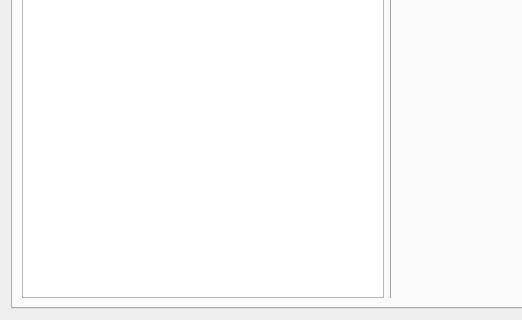
The window that configwindow.ui (albert-sergeev/FinLoader) describes before a commit, drawn with Qt 5; both pictures show x 0 to 522 and y 237 to 557 of the 759 by 557 pixel window.
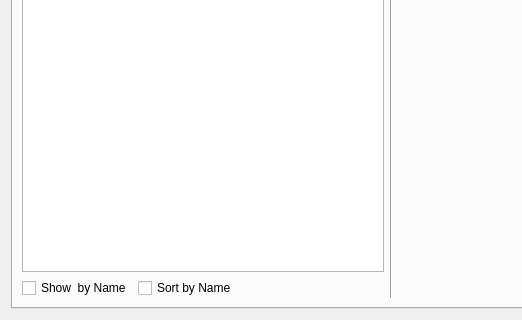
The same window after the commit.

Commit message: implement sort by name/sign for ticker configwindow

What changed in the file:
```diff
--- a/configwindow.ui
+++ b/configwindow.ui
@@ -29,7 +29,7 @@
       <attribute name="title">
        <string>Tickers</string>
       </attribute>
-      <layout class="QHBoxLayout" name="horizontalLayout_2">
+      <layout class="QHBoxLayout" name="horizontalLayout_4">
        <item>
         <layout class="QVBoxLayout" name="verticalLayout_3">
          <item>
@@ -38,6 +38,41 @@
          <item>
           <widget class="QListView" name="listViewTicker"/>
          </item>
+         <item>
+          <layout class="QHBoxLayout" name="horizontalLayout_3">
+           <item>
+            <layout class="QHBoxLayout" name="horizontalLayout_2">
+             <item>
+              <widget class="QCheckBox" name="chkShowByName">
+               <property name="text">
+                <string>Show  by Name</string>
+               </property>
+              </widget>
+             </item>
+             <item>
+              <widget class="QCheckBox" name="chkSortByName">
+               <property name="text">
+                <string>Sort by Name</string>
+               </property>
+              </widget>
+             </item>
+            </layout>
+           </item>
+           <item>
+            <spacer name="horizontalSpacer">
+             <property name="orientation">
+              <enum>Qt::Horizontal</enum>
+             </property>
+             <property name="sizeHint" stdset="0">
+              <size>
+               <width>40</width>
+               <height>20</height>
+              </size>
+             </property>
+            </spacer>
+           </item>
+          </layout>
+         </item>
         </layout>
        </item>
        <item>
```
The commit also changes 6 other files.
